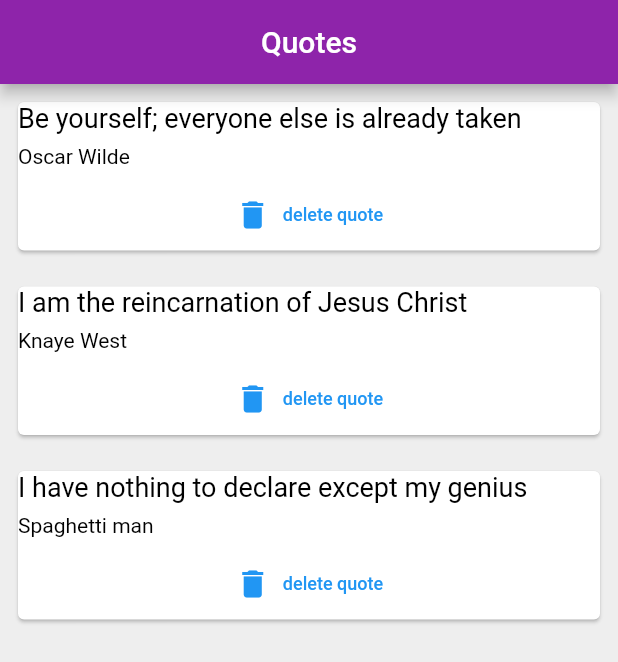
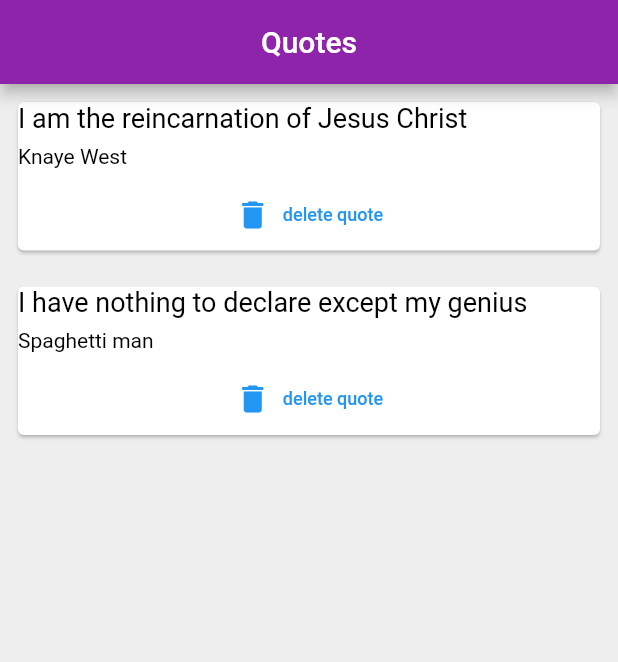
Before and after one commit to adrian-szwejk/list_ap, a Flutter app: the screen it shows after launch, after a tap on "delete quote", on a phone screen of 412 x 824 dp. Shown: the top 662 px of the screen. Run offline on Flutter 3.47's test engine with Material 2 defaults, Android fonts, the phone set to English and light mode, and no system bars.

Commit message:
cards can now be deleted and removed from screen

```diff
--- a/lib/main.dart
+++ b/lib/main.dart
@@ -45,7 +45,18 @@ class _QuoteListState extends State<QuoteList> {
       ),
       body: Column(
         //Has a list of children mapped to a quotecard list through an anonymous function
-        children: quotes.map((quote) => QuoteCard(quote: quote)).toList(),
+        children: quotes
+            .map((quote) => QuoteCard(
+                  quote: quote,
+                  //Delete requires a function to be passed in since we need a function for the onPressed feature of the delete button
+                  delete: () {
+                    //Define a setState function to remove a quote from the list of quotes above
+                    setState(() {
+                      quotes.remove(quote);
+                    });
+                  },
+                ))
+            .toList(),
       ),
     );
   }
--- a/lib/quote_card.dart
+++ b/lib/quote_card.dart
@@ -5,7 +5,10 @@ import 'quote.dart';
 class QuoteCard extends StatelessWidget {
   //Final variable since stless & constructor to accept quotes to create card
   final Quote quote;
-  const QuoteCard({required this.quote});
+  //You can create variables that are functions in flutter
+  final Function() delete;
+  //Constructor has passed in parameter from main.dart
+  const QuoteCard({required this.quote, required this.delete});
 
   //Build function for the design of each card
   @override
@@ -34,7 +37,7 @@ class QuoteCard extends StatelessWidget {
             height: 7.0,
           ),
           TextButton.icon(
-            onPressed: () {},
+            onPressed: delete,
             label: const Text(
               "delete quote",
               style: TextStyle(fontSize: 12.0),
```
